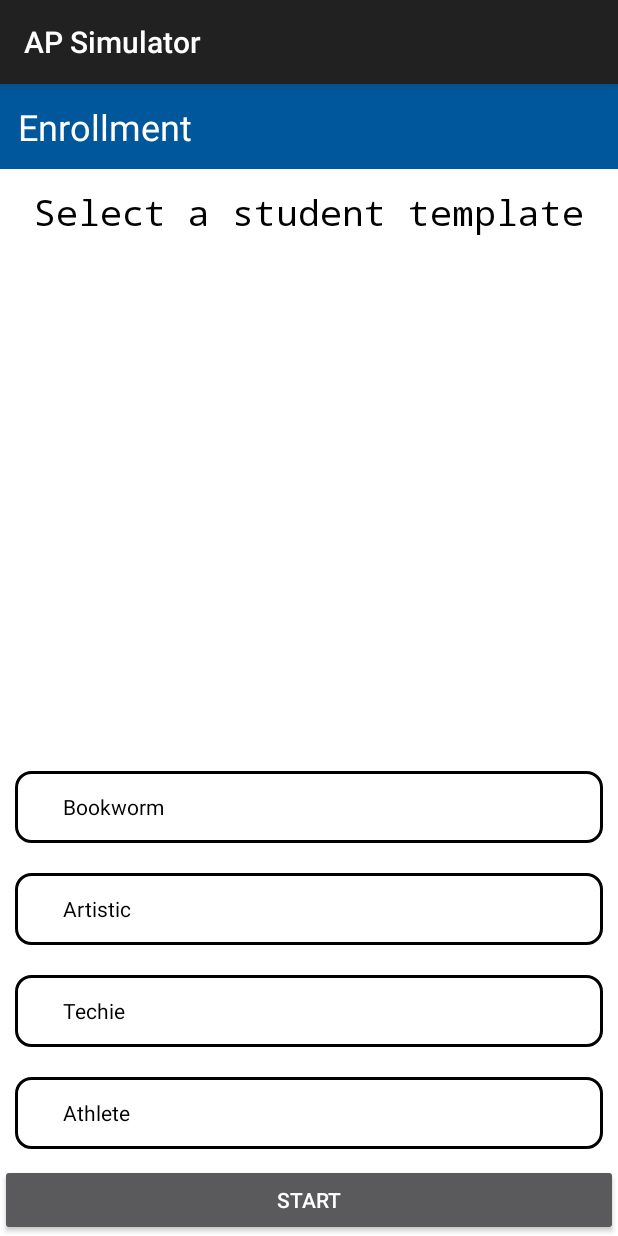
After one commit to fuarthur/CSPApplication, an Android app: the EnrollmentActivity screen opened directly, with no data from a screen before it, on a phone screen of 412 x 824 dp. The commit adds this screen. Run offline under Robolectric (Android 15) with nearby library versions, the phone set to English and light mode, and no system bars.

Commit message:
feat: add EnrollmentActivity

```diff
--- a/app/src/main/AndroidManifest.xml
+++ b/app/src/main/AndroidManifest.xml
@@ -1,4 +1,5 @@
 <?xml version="1.0" encoding="utf-8"?>
+<!--suppress ALL -->
 <manifest xmlns:android="http://schemas.android.com/apk/res/android"
           xmlns:tools="http://schemas.android.com/tools">
 
@@ -21,7 +22,10 @@
         <activity
                 android:name=".ui.homepage.HomepageActivity"
                 android:theme="@style/Theme.AppCompat">
-            <!-- 其他 activity 配置 -->
+        </activity>
+        <activity
+                android:name=".ui.enrollment.EnrollmentActivity"
+                android:theme="@style/Theme.AppCompat">
         </activity>
 
     </application>
--- /dev/null
+++ b/app/src/main/java/com/ams/cspapplication/ui/enrollment/EnrollmentActivity.kt
@@ -0,0 +1,60 @@
+package com.ams.cspapplication.ui.enrollment
+
+import android.os.Bundle
+import android.widget.*
+import androidx.appcompat.app.AppCompatActivity
+import com.ams.cspapplication.R
+class EnrollmentActivity : AppCompatActivity() {
+    private lateinit var titleTextView: TextView
+    private lateinit var introTextView: TextView
+    private lateinit var optionGroup: RadioGroup
+    private lateinit var option1: RadioButton
+    private lateinit var option2: RadioButton
+    private lateinit var option3: RadioButton
+    private lateinit var option4: RadioButton
+    private lateinit var continueButton: Button
+
+    private var selectedOption = ""
+
+    override fun onCreate(savedInstanceState: Bundle?) {
+        super.onCreate(savedInstanceState)
+        setContentView(R.layout.activity_enrollment)
+
+        titleTextView = findViewById(R.id.textView)
+        introTextView = findViewById(R.id.app_name)
+        optionGroup = findViewById(R.id.optionGrid)
+        option1 = findViewById(R.id.option1)
+        option2 = findViewById(R.id.option2)
+        option3 = findViewById(R.id.option3)
+        option4 = findViewById(R.id.option4)
+        continueButton = findViewById(R.id.continueButton)
+
+        // 设置标题文本
+        titleTextView.text = getString(R.string.title_game_enrollment)
+
+        // 设置中间内容部分文本
+        introTextView.text = getString(R.string.intro_enrollment)
+
+        // 设置选项部分的监听器
+        optionGroup.setOnCheckedChangeListener { _, checkedId ->
+            // 获取用户选择的选项
+            selectedOption = when (checkedId) {
+                R.id.option1 -> getString(R.string.student_template_1)
+                R.id.option2 -> getString(R.string.student_template_2)
+                R.id.option3 -> getString(R.string.student_template_3)
+                R.id.option4 -> getString(R.string.student_template_4)
+                else -> ""
+            }
+        }
+
+        // 设置按钮点击事件的监听器
+        continueButton.setOnClickListener {
+            if (selectedOption.isEmpty()) {
+                Toast.makeText(this, "请先选择一个选项", Toast.LENGTH_SHORT).show()
+            } else {
+                // 处理按钮点击的逻辑，例如提交用户选择的选项
+                Toast.makeText(this, "你选择了：$selectedOption", Toast.LENGTH_SHORT).show()
+            }
+        }
+    }
+}
--- /dev/null
+++ b/app/src/main/res/drawable/rounded_border.xml
@@ -0,0 +1,8 @@
+<?xml version="1.0" encoding="utf-8"?>
+<shape xmlns:android="http://schemas.android.com/apk/res/android">
+    <solid android:color="#FFFFFF" />
+    <corners android:radius="10dp" />
+    <stroke
+            android:width="2dp"
+            android:color="#000000" />
+</shape>
--- /dev/null
+++ b/app/src/main/res/layout/activity_enrollment.xml
@@ -0,0 +1,96 @@
+<?xml version="1.0" encoding="utf-8"?>
+<RelativeLayout
+        xmlns:android="http://schemas.android.com/apk/res/android"
+        android:layout_width="match_parent"
+        android:layout_height="match_parent"
+        android:background="@android:color/white">
+
+    <!-- 标题部分 -->
+    <TextView
+            android:text="@string/title_game_enrollment"
+            android:textSize="24sp"
+            android:textColor="@color/white"
+            android:background="@color/color_primary"
+            android:layout_width="match_parent"
+            android:layout_height="wrap_content"
+            android:id="@+id/textView"
+            android:padding="12sp"/>
+
+    <!-- 中间内容部分 -->
+    <TextView
+            android:text="@string/intro_enrollment"
+            android:layout_width="match_parent"
+            android:layout_height="0dp"
+            android:id="@+id/app_name"
+            android:fontFamily="monospace"
+            android:textSize="24sp"
+            android:textColor="@color/black"
+            android:gravity="center_horizontal"
+            android:padding="12sp"
+            android:layout_below="@id/textView"
+            android:layout_above="@id/continueButton"/>
+
+    <!-- 选项部分 (4x1 GridLayout) -->
+    <RadioGroup
+            android:id="@+id/optionGrid"
+            android:layout_width="match_parent"
+            android:layout_height="wrap_content"
+            android:rowCount="4"
+            android:columnCount="1"
+            android:layout_above="@id/continueButton"
+    >
+
+        <RadioButton
+                android:id="@+id/option1"
+                android:layout_width="match_parent"
+                android:layout_height="wrap_content"
+                android:text="@string/student_template_1"
+                android:layout_gravity="center_horizontal"
+                android:layout_margin="10dp"
+                android:textColor="@color/black"
+                android:background="@drawable/rounded_border"
+                android:minHeight="48dp"/>
+
+        <RadioButton
+                android:id="@+id/option2"
+                android:layout_width="match_parent"
+                android:layout_height="wrap_content"
+                android:text="@string/student_template_2"
+                android:layout_gravity="center_horizontal"
+                android:layout_margin="10dp"
+                android:textColor="@color/black"
+                android:background="@drawable/rounded_border"
+                android:minHeight="48dp"/>
+
+        <RadioButton
+                android:id="@+id/option3"
+                android:layout_width="match_parent"
+                android:layout_height="wrap_content"
+                android:text="@string/student_template_3"
+                android:layout_gravity="center_horizontal"
+                android:layout_margin="10dp"
+                android:textColor="@color/black"
+                android:background="@drawable/rounded_border"
+                android:minHeight="48dp"/>
+
+        <RadioButton
+                android:id="@+id/option4"
+                android:layout_width="match_parent"
+                android:layout_height="wrap_content"
+                android:text="@string/student_template_4"
+                android:layout_gravity="center_horizontal"
+                android:layout_margin="10dp"
+                android:textColor="@color/black"
+                android:background="@drawable/rounded_border"
+                android:minHeight="48dp"/>
+
+    </RadioGroup>
+
+    <!-- 按钮部分 (固定在底部) -->
+    <Button
+            android:text="@string/button_start"
+            android:layout_width="match_parent"
+            android:layout_height="wrap_content"
+            android:id="@+id/continueButton"
+            android:layout_alignParentBottom="true"/>
+</RelativeLayout>
--- a/app/src/main/res/values/strings.xml
+++ b/app/src/main/res/values/strings.xml
@@ -1,5 +1,12 @@
 <resources>
-    <string name="app_name">CSPApplication</string>
-    <string name="main_title">Title</string>
-    <string name="continue_button">continue</string>
+    <string name="app_name">AP Simulator</string>
+    <string name="title_homepage">Homepage</string>
+    <string name="button_continue">continue</string>
+    <string name="button_start">start</string>
+    <string name="title_game_enrollment">Enrollment</string>
+    <string name="intro_enrollment">Select a student template</string>
+    <string name="student_template_1">Bookworm</string>
+    <string name="student_template_2">Artistic</string>
+    <string name="student_template_3">Techie</string>
+    <string name="student_template_4">Athlete</string>
 </resources>
```
Also changed, not shown: app/src/main/java/com/ams/cspapplication/ui/homepage/EventAdapter.kt (deleted, +0 -29 lines), app/src/main/java/com/ams/cspapplication/ui/homepage/HomepageActivity.kt (+14 -24 lines), app/src/main/res/layout/activity_homepage.xml (+13 -16 lines), app/src/main/res/layout/event_layout.xml (deleted, +0 -15 lines).
